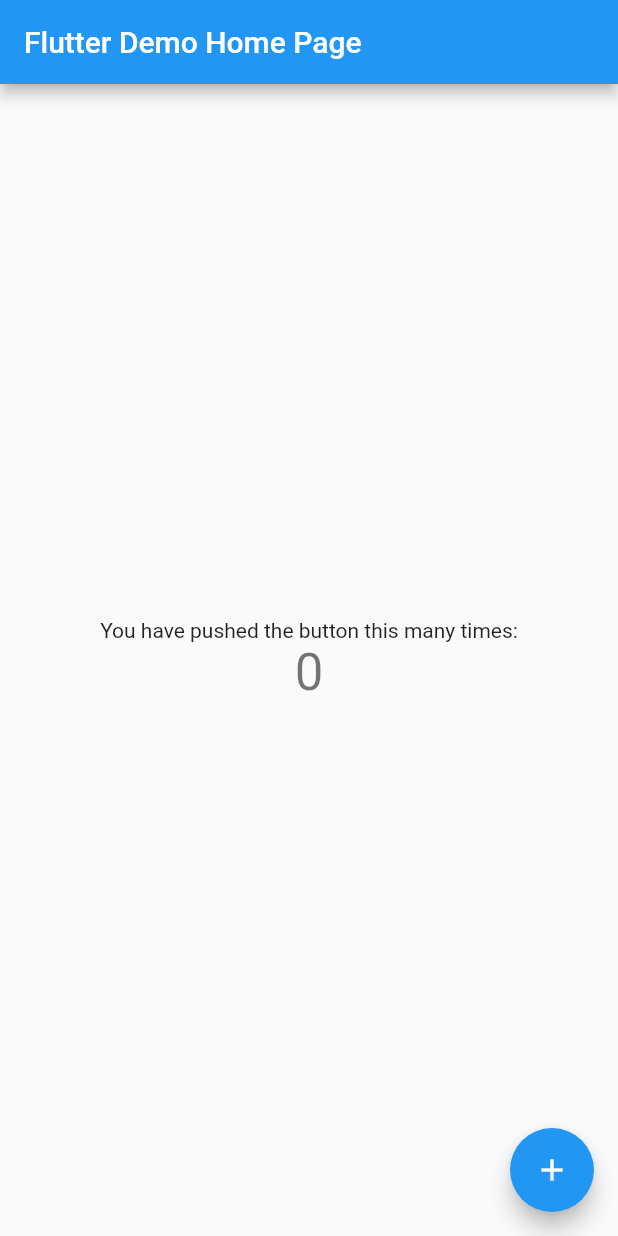
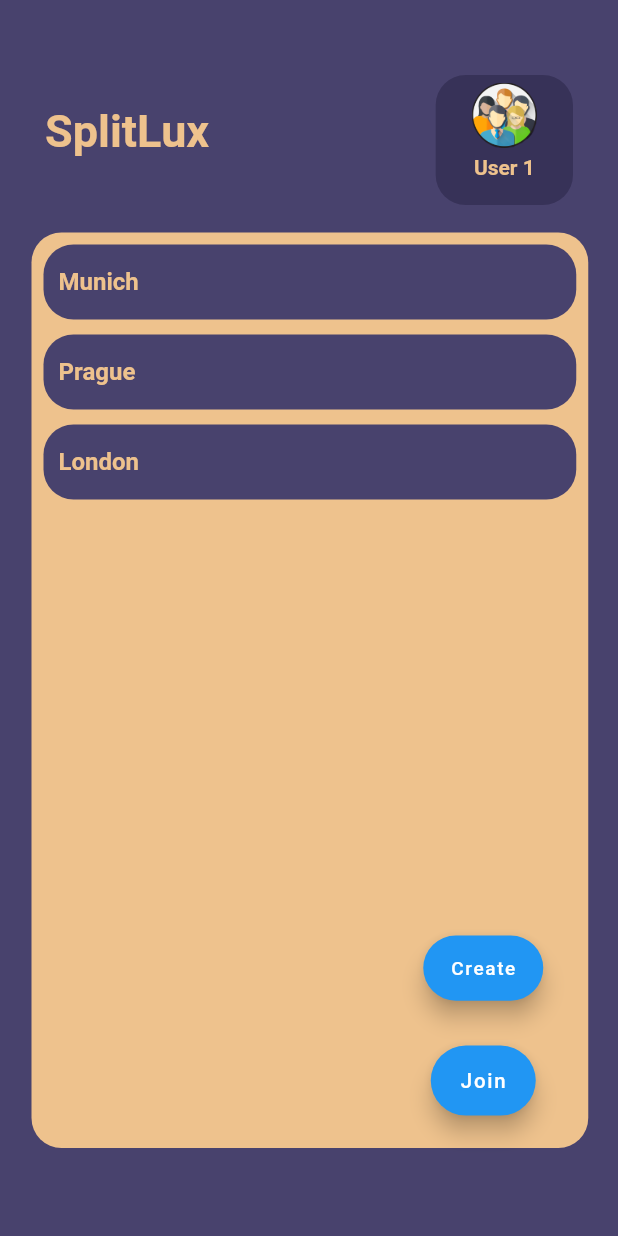
Before and after one commit to marcuspeh/Splitlux, a Flutter app: the screen it shows after launch, on a phone screen of 412 x 824 dp. Run offline on Flutter 3.47's test engine with Material 2 defaults, Android fonts, the light colour scheme and no system bars.

Commit message:
Add HomePage.dart and add image dependencies to pubspec.yaml
(boilerplate code courtesy of
https://github.com/Programmer9211/Bill_Splitter_App_Flutter)

```diff
--- /dev/null
+++ b/frontend/lib/HomePage.dart
@@ -0,0 +1,181 @@
+import 'package:flutter/material.dart';
+
+const Color purple = Color.fromRGBO(72, 66, 109, 1);
+const Color orange = Color.fromRGBO(238, 194, 141, 1);
+const Color darkPurple = Color.fromRGBO(55, 50, 88, 1);
+
+var exampleData = ['Munich', 'Prague', 'London'];
+
+class HomePage extends StatefulWidget {
+  @override
+  _HomePageState createState() => _HomePageState();
+}
+
+class _HomePageState extends State<HomePage> {
+  @override
+  Widget build(BuildContext context) {
+    final Size size = MediaQuery.of(context).size;
+
+    return Scaffold(
+      backgroundColor: purple,
+      body: Stack(
+        children: [
+          Positioned(
+            top: 70,
+            left: 30,
+            child: Text(
+              "SplitLux",
+              style: TextStyle(
+                color: orange,
+                fontWeight: FontWeight.bold,
+                fontSize: 30,
+              ),
+            ),
+          ),
+          Positioned(
+            top: 50,
+            right: 30,
+            child: profilePicture(size),
+          ),
+          Positioned(
+            top: 155,
+            left: 21,
+            child: billedContainer(size),
+          ),
+        ],
+      ),
+    );
+  }
+
+  Widget billedContainer(Size size) {
+    return Container(
+      height: size.height / 1.35,
+      width: size.width / 1.11,
+      decoration: BoxDecoration(
+        borderRadius: BorderRadius.circular(20),
+        color: orange,
+      ),
+      child: Stack(
+        children: [
+          travelGroupEntries(size),
+          Positioned(bottom: 10, right: 30, child: actionButtons())
+        ],
+      ),
+    );
+  }
+
+  Widget travelGroupEntries(Size size) {
+    return ListView.builder(
+        padding: const EdgeInsets.all(8),
+        itemCount: exampleData.length,
+        itemBuilder: (BuildContext context, int index) {
+          return Container(
+            height: 50,
+            margin: EdgeInsets.fromLTRB(0, 0, 0, 10),
+            child: GestureDetector(
+              onTap: () => Navigator.of(context).push(
+                MaterialPageRoute(
+                  builder: (_) => HomePage(),
+                ),
+              ),
+              child: Material(
+                color: purple,
+                borderRadius: BorderRadius.circular(20),
+                child: Container(
+                  padding: EdgeInsets.fromLTRB(10, 0, 0, 0),
+                  height: size.height / 14,
+                  width: size.width / 1.5,
+                  alignment: Alignment.centerLeft,
+                  child: Text(
+                    exampleData[index],
+                    style: TextStyle(
+                      color: orange,
+                      fontSize: 16,
+                      fontWeight: FontWeight.bold,
+                    ),
+                  ),
+                ),
+              ),
+            ),
+          );
+        });
+  }
+
+  Widget actionButtons() {
+    return Container(
+        height: 150,
+        child: Column(
+          children: [
+            createButton(),
+            joinButton(),
+          ],
+        ));
+  }
+
+  Widget createButton() {
+    return Container(
+        height: 80.0,
+        width: 80.0,
+        child: FittedBox(
+            child: FloatingActionButton.extended(
+          onPressed: () {},
+          label: Text("Create"),
+        )));
+  }
+
+  Widget joinButton() {
+    return Container(
+        height: 70.0,
+        width: 70.0,
+        child: FittedBox(
+            child: FloatingActionButton.extended(
+          onPressed: () {},
+          label: Text("Join"),
+        )));
+  }
+
+  Widget image(Size size, String imageUrl) {
+    return Container(
+      height: size.height / 10,
+      width: size.width / 10,
+      decoration: BoxDecoration(
+          shape: BoxShape.circle,
+          image: DecorationImage(
+            image: AssetImage(imageUrl),
+            fit: BoxFit.contain,
+          )),
+    );
+  }
+
+  Widget profilePicture(Size size) {
+    return Container(
+      height: size.height / 9.5,
+      width: size.width / 4.5,
+      decoration: BoxDecoration(
+        borderRadius: BorderRadius.circular(20),
+        color: darkPurple,
+      ),
+      child: Column(
+        children: [
+          Padding(
+            padding: const EdgeInsets.all(5.0),
+            child: Container(
+              height: size.height / 19,
+              width: size.width / 5,
+              decoration: BoxDecoration(
+                  image: DecorationImage(
+                      image: AssetImage("resources/images/chatbot.png"))),
+            ),
+          ),
+          Text(
+            "User 1",
+            style: TextStyle(
+              fontWeight: FontWeight.bold,
+              color: orange,
+            ),
+          )
+        ],
+      ),
+    );
+  }
+}
--- a/frontend/lib/main.dart
+++ b/frontend/lib/main.dart
@@ -1,4 +1,5 @@
 import 'package:flutter/material.dart';
+import 'package:frontend/HomePage.dart';
 
 void main() {
   runApp(const MyApp());
@@ -24,92 +25,7 @@
         // is not restarted.
         primarySwatch: Colors.blue,
       ),
-      home: const MyHomePage(title: 'Flutter Demo Home Page'),
+      home: HomePage(),
     );
   }
 }
-
-class MyHomePage extends StatefulWidget {
-  const MyHomePage({Key? key, required this.title}) : super(key: key);
-
-  // This widget is the home page of your application. It is stateful, meaning
-  // that it has a State object (defined below) that contains fields that affect
-  // how it looks.
-
-  // This class is the configuration for the state. It holds the values (in this
-  // case the title) provided by the parent (in this case the App widget) and
-  // used by the build method of the State. Fields in a Widget subclass are
-  // always marked "final".
-
-  final String title;
-
-  @override
-  State<MyHomePage> createState() => _MyHomePageState();
-}
-
-class _MyHomePageState extends State<MyHomePage> {
-  int _counter = 0;
-
-  void _incrementCounter() {
-    setState(() {
-      // This call to setState tells the Flutter framework that something has
-      // changed in this State, which causes it to rerun the build method below
-      // so that the display can reflect the updated values. If we changed
-      // _counter without calling setState(), then the build method would not be
-      // called again, and so nothing would appear to happen.
-      _counter++;
-    });
-  }
-
-  @override
-  Widget build(BuildContext context) {
-    // This method is rerun every time setState is called, for instance as done
-    // by the _incrementCounter method above.
-    //
-    // The Flutter framework has been optimized to make rerunning build methods
-    // fast, so that you can just rebuild anything that needs updating rather
-    // than having to individually change instances of widgets.
-    return Scaffold(
-      appBar: AppBar(
-        // Here we take the value from the MyHomePage object that was created by
-        // the App.build method, and use it to set our appbar title.
-        title: Text(widget.title),
-      ),
-      body: Center(
-        // Center is a layout widget. It takes a single child and positions it
-        // in the middle of the parent.
-        child: Column(
-          // Column is also a layout widget. It takes a list of children and
-          // arranges them vertically. By default, it sizes itself to fit its
-          // children horizontally, and tries to be as tall as its parent.
-          //
-          // Invoke "debug painting" (press "p" in the console, choose the
-          // "Toggle Debug Paint" action from the Flutter Inspector in Android
-          // Studio, or the "Toggle Debug Paint" command in Visual Studio Code)
-          // to see the wireframe for each widget.
-          //
-          // Column has various properties to control how it sizes itself and
-          // how it positions its children. Here we use mainAxisAlignment to
-          // center the children vertically; the main axis here is the vertical
-          // axis because Columns are vertical (the cross axis would be
-          // horizontal).
-          mainAxisAlignment: MainAxisAlignment.center,
-          children: <Widget>[
-            const Text(
-              'You have pushed the button this many times:',
-            ),
-            Text(
-              '$_counter',
-              style: Theme.of(context).textTheme.headline4,
-            ),
-          ],
-        ),
-      ),
-      floatingActionButton: FloatingActionButton(
-        onPressed: _incrementCounter,
-        tooltip: 'Increment',
-        child: const Icon(Icons.add),
-      ), // This trailing comma makes auto-formatting nicer for build methods.
-    );
-  }
-}
--- a/frontend/pubspec.yaml
+++ b/frontend/pubspec.yaml
@@ -58,8 +58,8 @@
   uses-material-design: true
 
   # To add assets to your application, add an assets section, like this:
-  # assets:
-  #   - images/a_dot_burr.jpeg
+  assets:
+    - resources/images/
   #   - images/a_dot_ham.jpeg
 
   # An image asset can refer to one or more resolution-specific "variants", see
```
Also changed, not shown: frontend/resources/images/chatbot.png (added).
